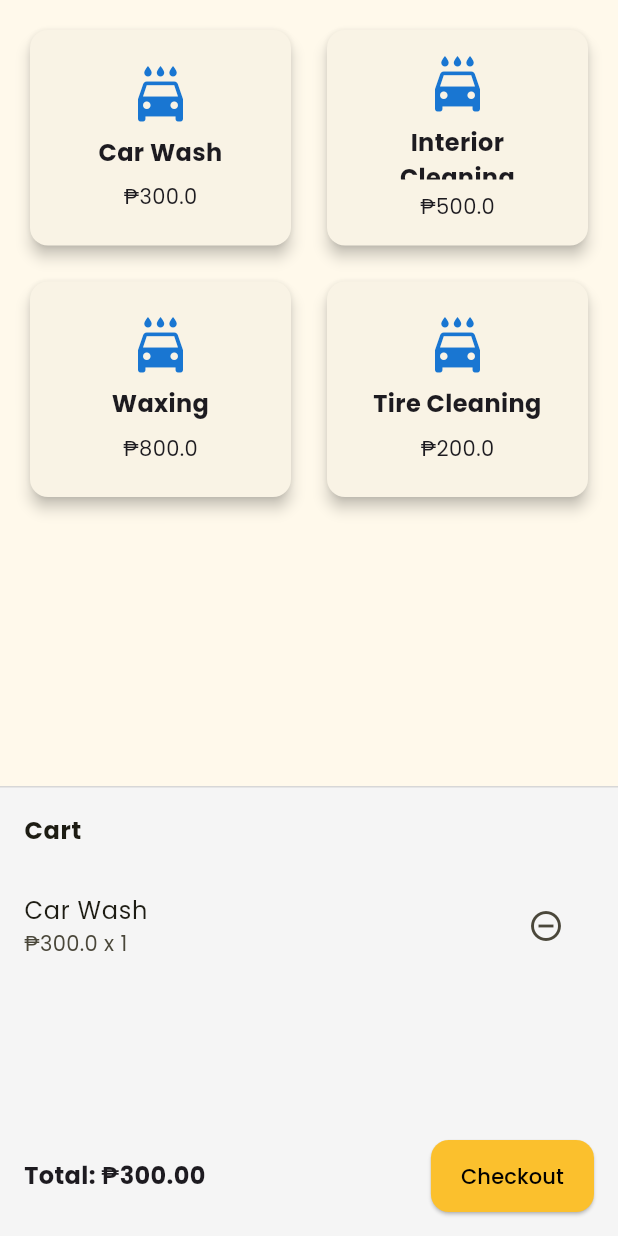
After one commit to Wewell-29/ec-carwash, a Flutter app: the POSScreen screen opened directly, after a tap on "Car Wash", on a phone screen of 412 x 824 dp. The commit adds this screen. Run offline on Flutter 3.47's test engine with Material 3 defaults, Android fonts, the phone set to English and light mode, and no system bars; our stand-ins replace google_fonts.

Commit message:
Kent POS layout

```diff
--- a/ec_carwash/lib/screens/admin_staff_home.dart
+++ b/ec_carwash/lib/screens/admin_staff_home.dart
@@ -1,4 +1,5 @@
 import 'package:flutter/material.dart';
+import 'pos_screen.dart';
 
 class AdminStaffHome extends StatefulWidget {
   final String role; // "Admin" or "Staff"
@@ -43,24 +44,7 @@ class _AdminStaffHomeState extends State<AdminStaffHome> {
           Expanded(child: _buildPage(menuItems[_selectedIndex])),
         ],
       ),
-      bottomNavigationBar: isDesktop
-          ? null
-          : BottomNavigationBar(
-              currentIndex: _selectedIndex,
-              onTap: (index) => setState(() => _selectedIndex = index),
-              type: BottomNavigationBarType.fixed,
-              selectedItemColor: Colors.yellow[700],
-              unselectedItemColor: Colors.grey,
-              items: menuItems
-                  .map(
-                    (title) => BottomNavigationBarItem(
-                      icon: const Icon(Icons.circle_outlined),
-                      activeIcon: const Icon(Icons.circle),
-                      label: title,
-                    ),
-                  )
-                  .toList(),
-            ),
+      // 🚫 Removed BottomNavigationBar
     );
   }
 
@@ -90,7 +74,7 @@ class _AdminStaffHomeState extends State<AdminStaffHome> {
               selected: _selectedIndex == idx,
               onTap: () {
                 setState(() => _selectedIndex = idx);
-                Navigator.pop(context);
+                Navigator.pop(context); // close drawer after selection
               },
             );
           }),
@@ -128,6 +112,8 @@ class _AdminStaffHomeState extends State<AdminStaffHome> {
     switch (menu) {
       case "Dashboard":
         return _buildDashboard();
+      case "POS":
+        return const POSScreen(); // 👈 here
       default:
         return Center(
           child: Text(
--- /dev/null
+++ b/ec_carwash/lib/screens/pos_screen.dart
@@ -0,0 +1,183 @@
+import 'package:flutter/material.dart';
+
+class POSScreen extends StatefulWidget {
+  const POSScreen({super.key});
+
+  @override
+  State<POSScreen> createState() => _POSScreenState();
+}
+
+class _POSScreenState extends State<POSScreen> {
+  final List<Map<String, dynamic>> products = [
+    {"name": "Car Wash", "price": 300.0},
+    {"name": "Interior Cleaning", "price": 500.0},
+    {"name": "Waxing", "price": 800.0},
+    {"name": "Tire Cleaning", "price": 200.0},
+  ];
+
+  final List<Map<String, dynamic>> cart = [];
+
+  double get total => cart.fold(0.0, (sum, item) {
+    final price = (item["price"] ?? 0.0) as double;
+    final qty = (item["quantity"] ?? 0) as int;
+    return sum + price * qty;
+  });
+
+  void addToCart(Map<String, dynamic> product) {
+    setState(() {
+      final index = cart.indexWhere((item) => item["name"] == product["name"]);
+      if (index >= 0) {
+        cart[index]["quantity"] = (cart[index]["quantity"] ?? 0) + 1;
+      } else {
+        cart.add({
+          "name": product["name"],
+          "price": product["price"],
+          "quantity": 1,
+        });
+      }
+    });
+  }
+
+  void removeFromCart(int index) {
+    setState(() {
+      if (cart[index]["quantity"] > 1) {
+        cart[index]["quantity"] -= 1;
+      } else {
+        cart.removeAt(index);
+      }
+    });
+  }
+
+  @override
+  Widget build(BuildContext context) {
+    final isWide = MediaQuery.of(context).size.width > 700;
+
+    return Scaffold(
+      body: Row(
+        children: [
+          /// Products Grid
+          Expanded(
+            flex: 2,
+            child: GridView.builder(
+              padding: const EdgeInsets.all(16),
+              gridDelegate: const SliverGridDelegateWithFixedCrossAxisCount(
+                crossAxisCount: 2,
+                childAspectRatio: 1.2, // adjusted to avoid overflow
+                crossAxisSpacing: 16,
+                mainAxisSpacing: 16,
+              ),
+              itemCount: products.length,
+              itemBuilder: (context, index) {
+                final product = products[index];
+                return InkWell(
+                  onTap: () => addToCart(product),
+                  child: Card(
+                    elevation: 4,
+                    shape: RoundedRectangleBorder(
+                      borderRadius: BorderRadius.circular(12),
+                    ),
+                    child: Padding(
+                      padding: const EdgeInsets.all(16.0),
+                      child: Column(
+                        mainAxisSize: MainAxisSize.min, // ✅ prevent overflow
+                        mainAxisAlignment: MainAxisAlignment.center,
+                        children: [
+                          Flexible(
+                            child: Icon(
+                              Icons.local_car_wash,
+                              size: 40,
+                              color: Colors.blue.shade700,
+                            ),
+                          ),
+                          const SizedBox(height: 12),
+                          Flexible(
+                            child: Text(
+                              product["name"] ?? "",
+                              textAlign: TextAlign.center,
+                              style: const TextStyle(
+                                fontWeight: FontWeight.bold,
+                                fontSize: 16,
+                              ),
+                              overflow: TextOverflow.ellipsis,
+                              maxLines: 2,
+                            ),
+                          ),
+                          const SizedBox(height: 8),
+                          Text("₱${(product["price"] ?? 0).toString()}"),
+                        ],
+                      ),
+                    ),
+                  ),
+                );
+              },
+            ),
+          ),
+
+          /// Cart (only visible on wide screens)
+          if (isWide) Expanded(flex: 1, child: _buildCart()),
+        ],
+      ),
+
+      /// On mobile, cart is a bottom sheet
+      bottomSheet: isWide ? null : _buildCart(),
+    );
+  }
+
+  Widget _buildCart() {
+    return Container(
+      height: 300,
+      decoration: BoxDecoration(
+        color: Colors.grey.shade100,
+        border: const Border(top: BorderSide(color: Colors.black12)),
+      ),
+      child: Column(
+        children: [
+          const ListTile(
+            title: Text("Cart", style: TextStyle(fontWeight: FontWeight.bold)),
+          ),
+          Expanded(
+            child: cart.isEmpty
+                ? const Center(child: Text("No items in cart"))
+                : ListView.builder(
+                    itemCount: cart.length,
+                    itemBuilder: (context, index) {
+                      final item = cart[index];
+                      return ListTile(
+                        title: Text(item["name"]),
+                        subtitle: Text(
+                          "₱${item["price"]} x ${item["quantity"] ?? 0}",
+                        ),
+                        trailing: IconButton(
+                          icon: const Icon(Icons.remove_circle_outline),
+                          onPressed: () => removeFromCart(index),
+                        ),
+                      );
+                    },
+                  ),
+          ),
+          Padding(
+            padding: const EdgeInsets.all(16.0),
+            child: Row(
+              mainAxisAlignment: MainAxisAlignment.spaceBetween,
+              children: [
+                Text(
+                  "Total: ₱${total.toStringAsFixed(2)}",
+                  style: const TextStyle(
+                    fontWeight: FontWeight.bold,
+                    fontSize: 16,
+                  ),
+                ),
+                ElevatedButton(
+                  onPressed: () {
+                    // TODO: Checkout logic
+                  },
+                  child: const Text("Checkout"),
+                ),
+              ],
+            ),
+          ),
+        ],
+      ),
+    );
+  }
+}
```
